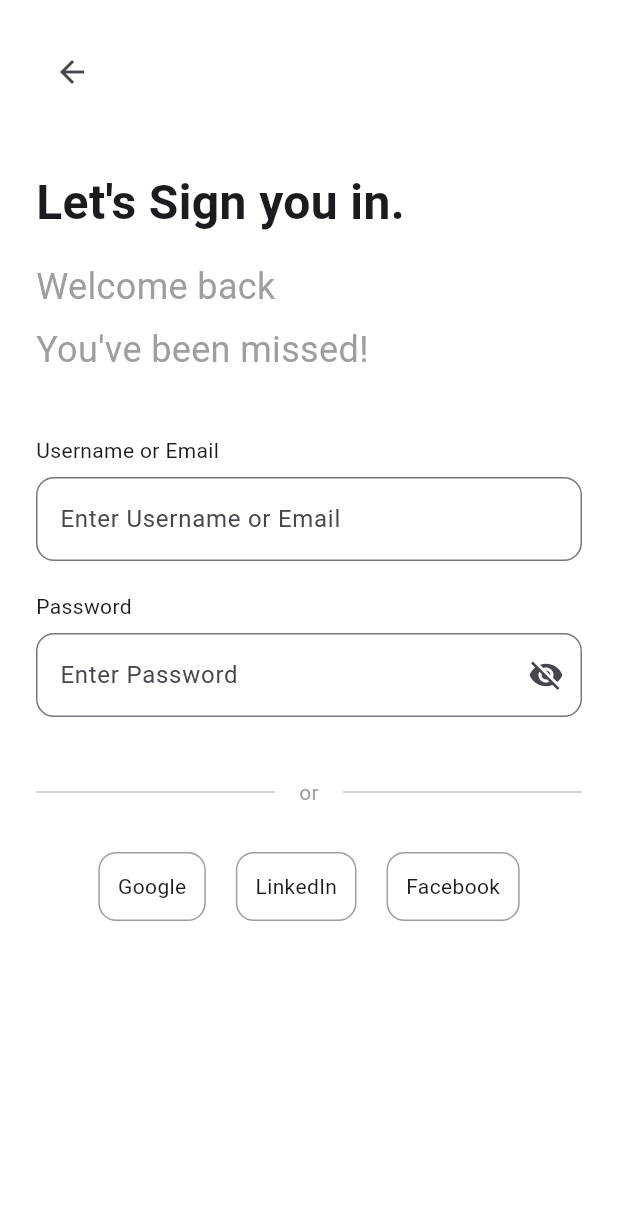
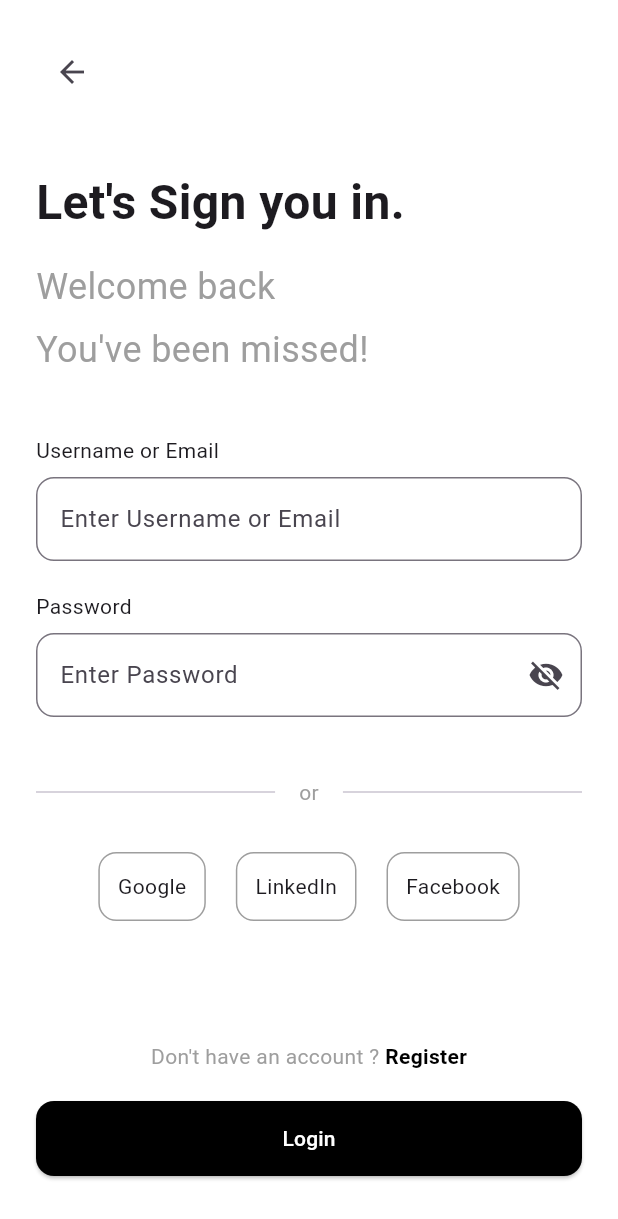
Before and after one commit to Arafal21/moja_apka, a Flutter app: the screen it shows after launch, after a tap on "Login", on a phone screen of 412 x 824 dp. Shown: the top 1219 px of the screen. Run offline on Flutter 3.47's test engine with Material 3 defaults, Android fonts, the phone set to English and light mode, and no system bars.

Commit message:
add buttons on the bottom of the login page

```diff
--- a/lib/main.dart
+++ b/lib/main.dart
@@ -227,6 +227,46 @@
                   ),
                 ],
               ),
+
+              SizedBox(height: 80),
+
+              Row(
+                mainAxisAlignment: MainAxisAlignment.center,
+                children: [
+                  Text(
+                    "Don't have an account ? ",
+                    style: TextStyle(color: Colors.grey),
+                  ),
+                  GestureDetector(
+                    onTap: () {},
+                    child: Text(
+                      'Register',
+                      style: TextStyle(
+                        color: Colors.black,
+                        fontWeight: FontWeight.bold,
+                      ),
+                    ),
+                  ),
+                ],
+              ),
+
+              SizedBox(height: 20),
+
+              SizedBox(
+                width: double.infinity,
+                height: 50,
+                child: ElevatedButton(
+                  style: ElevatedButton.styleFrom(
+                    backgroundColor: Colors.black,
+                    foregroundColor: Colors.white,
+                    shape: RoundedRectangleBorder(
+                      borderRadius: BorderRadius.circular(12),
+                    ),
+                  ),
+                  onPressed: () {},
+                  child: Text('Login'),
+                ),
+              ),
             ],
           ),
         ),
```
